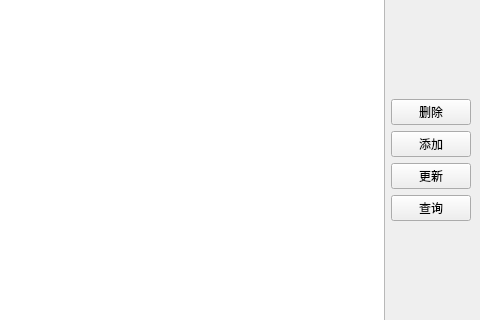
The window that ui_src/sqlite_main_window.ui (akira4O4/PyQt5_Face_Recognition) describes before a commit, drawn with Qt 5; both pictures show x 540 to 1020 and y 130 to 450 of the 1020 by 622 pixel window.
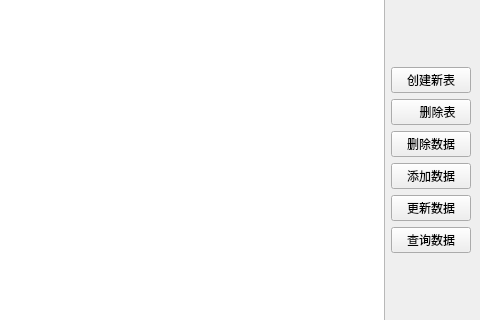
The same window after the commit.

Commit message: add new ui model for sqlite

```diff
--- a/ui_src/sqlite_main_window.ui
+++ b/ui_src/sqlite_main_window.ui
@@ -148,31 +148,45 @@
      <layout class="QVBoxLayout" name="verticalLayout_2">
       <item>
        <layout class="QVBoxLayout" name="verticalLayout">
+        <item>
+         <widget class="QPushButton" name="pushButton_newTable">
+          <property name="text">
+           <string>创建新表</string>
+          </property>
+         </widget>
+        </item>
+        <item>
+         <widget class="QPushButton" name="pushButton_delTable">
+          <property name="text">
+           <string>    删除表</string>
+          </property>
+         </widget>
+        </item>
         <item>
          <widget class="QPushButton" name="pushButton_del">
           <property name="text">
-           <string>删除</string>
+           <string>删除数据</string>
           </property>
          </widget>
         </item>
         <item>
          <widget class="QPushButton" name="pushButton_add">
           <property name="text">
-           <string>添加</string>
+           <string>添加数据</string>
           </property>
          </widget>
         </item>
         <item>
          <widget class="QPushButton" name="pushButton_update">
           <property name="text">
-           <string>更新</string>
+           <string>更新数据</string>
           </property>
          </widget>
         </item>
         <item>
          <widget class="QPushButton" name="pushButton_query">
           <property name="text">
-           <string>查询</string>
+           <string>查询数据</string>
           </property>
          </widget>
         </item>
```
The commit also changes 3 other files.
